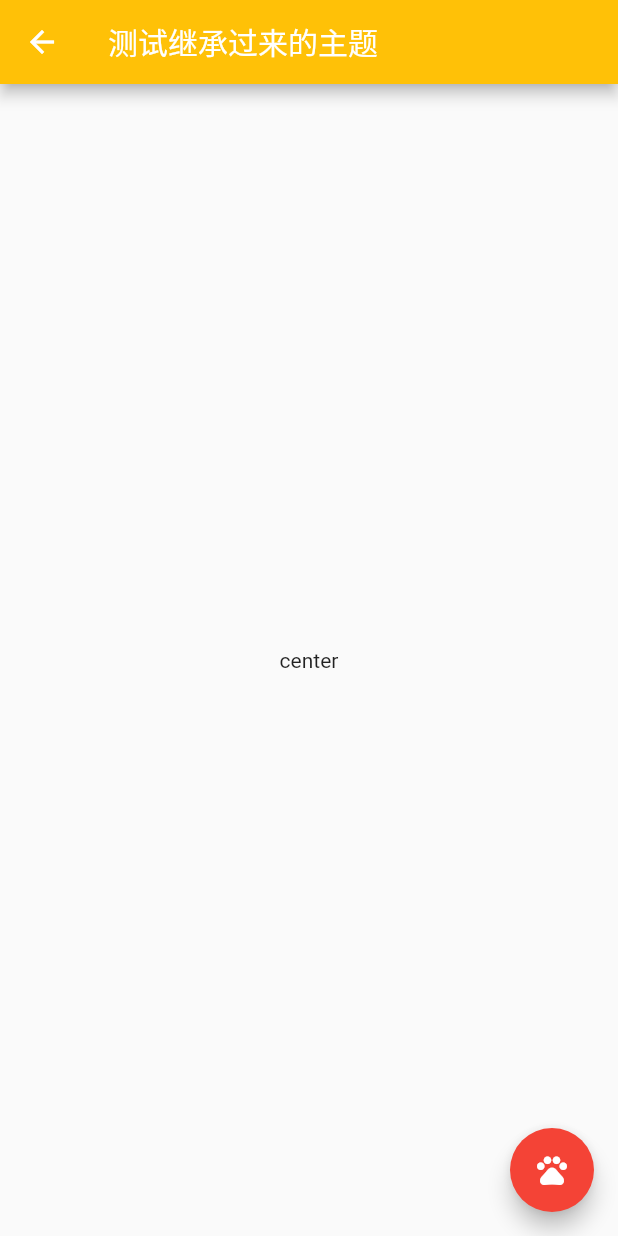
After one commit to Daung/flutter_demo, a Flutter app: the _TestInheritedThemePage screen opened directly, on a phone screen of 412 x 824 dp. The commit adds this screen. Run offline on Flutter 3.47's test engine with Material 2 defaults, Android fonts, the phone set to English and light mode, and no system bars; our stand-ins replace dio, event_bus; missing offline and left inert: sum_plugin.

Commit message:
添加设置主题简单的demo

```diff
--- /dev/null
+++ b/lib/demo/demo_028/demo_028.dart
@@ -0,0 +1,141 @@
+import 'package:flutter/cupertino.dart';
+import 'package:flutter/material.dart';
+
+void main() {
+  runApp(MyApp());
+}
+
+class MyApp extends StatelessWidget {
+  build(context) => MaterialApp(
+    // home: MyHomePage(),
+    initialRoute: MyHomePage.routeName,
+    routes: {
+      MyHomePage.routeName: (context) => MyHomePage(),
+    },
+    theme: ThemeData(
+      //primarySwatch传递的是MaterialColor ，我们使用的的color.red[100]
+      //是因为MaterialColor重写了[]操作符
+        primarySwatch: Colors.blue,
+        primaryColor: Colors.green,
+        accentColor: Colors.purple,
+        textTheme: TextTheme(
+            bodyText1: TextStyle(fontSize: 12, color: Colors.green),
+            bodyText2: TextStyle(fontSize: 18, color: Colors.red)),
+        buttonTheme: ButtonThemeData(
+            minWidth: 30, height: 150, buttonColor: Colors.orange)),
+
+    debugShowCheckedModeBanner: false,
+  );
+}
+
+class MyHomePage extends StatelessWidget {
+  static const routeName = "/";
+
+  build(context) => Scaffold(
+    appBar: AppBar(
+      title: Text("Theme page"),
+    ),
+    body: MyHomeContent(),
+    floatingActionButton: FloatingActionButton(
+      onPressed: () {
+        Navigator.push(
+            context,
+            MaterialPageRoute(
+                builder: (context) => _TestInheritedThemePage()));
+      },
+      child: Icon(Icons.add),
+    ),
+  );
+}
+
+class MyHomeContent extends StatefulWidget {
+  @override
+  _MyHomeContentState createState() => _MyHomeContentState();
+}
+
+class _MyHomeContentState extends State<MyHomeContent> {
+  @override
+  Widget build(BuildContext context) {
+    return Column(
+      mainAxisAlignment: MainAxisAlignment.center,
+      children: [
+        ElevatedButton(
+            onPressed: () {},
+            child: Text(
+              "aaa",
+              style: TextStyle(fontSize: 20),
+            )),
+        Switch(
+            value: true,
+            onChanged: (value) {
+              print(value);
+            }),
+        CupertinoSwitch(value: true, onChanged: (value) {}),
+        Text(
+          "wang",
+          style: Theme.of(context).textTheme.bodyText1,
+        ),
+        Text(
+          "wang",
+          style: Theme.of(context).textTheme.bodyText2,
+        ),
+      ],
+    );
+  }
+}
+
+class _TestInheritedThemePage extends StatelessWidget {
+  @override
+  Widget build(BuildContext context) {
+    //直接这样写，会继承来自全局的themedata
+    // return Scaffold(
+    //   appBar: AppBar(
+    //     title: Text("测试继承过来的主题"),
+    //   ),
+    //   body: Center(
+    //     child: Text("center"),
+    //   ),
+    // );
+
+    //使用Theme去包裹Widget,如果直接创建 ThemeData 这样会把全局的主题覆盖掉
+
+    // return Theme(
+    //   data: ThemeData(primaryColor: Colors.accents[1]),
+    //   child: Scaffold(
+    //     appBar: AppBar(
+    //       title: Text("测试继承过来的主题"),
+    //     ),
+    //     body: Center(
+    //       child: Text("center"),
+    //     ),
+    //   ),
+    // );
+
+    //不想把全局的主题覆盖掉，只想修改全局主题中的某一个属性的值
+
+    return Theme(
+      data: Theme.of(context)
+          .copyWith(primaryColor: Colors.amber, accentColor: Colors.red),
+      child: Scaffold(
+        appBar: AppBar(
+          title: Text("测试继承过来的主题"),
+        ),
+        body: Center(
+          child: Text("center"),
+        ),
+        //floatingActionButton 直接修改accentColor不能修改其背景颜色
+        //修改floatingActionbutton要按照下面的方式
+        floatingActionButton: Theme(
+          data: Theme.of(context).copyWith(
+              colorScheme: Theme.of(context)
+                  .colorScheme
+                  .copyWith(secondary: Colors.red)),
+          child: FloatingActionButton(
+            child: Icon(Icons.pets),
+            onPressed: () {},
+          ),
+        ),
+      ),
+    );
+  }
+}
```
Also changed, not shown: lib/demo/demo_027/demo_027.dart (line endings or trailing spaces).
